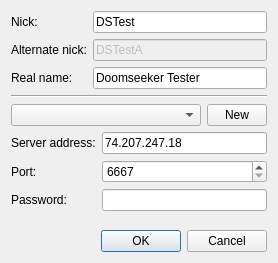
First picture: the form in src/gui/irc/ircnetworkselectionbox.ui, repository Destroyerrrocket/doomseeker-unofficial, before the edit.
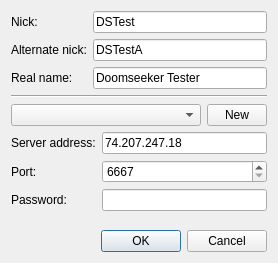
Second picture: the form after the edit.

The edit to the form file:
```diff
--- a/src/gui/irc/ircnetworkselectionbox.ui
+++ b/src/gui/irc/ircnetworkselectionbox.ui
@@ -42,9 +42,6 @@
      </item>
      <item row="1" column="1">
       <widget class="QLineEdit" name="leAlternateNick">
-       <property name="enabled">
-        <bool>false</bool>
-       </property>
        <property name="text">
         <string>DSTestA</string>
        </property>
```
